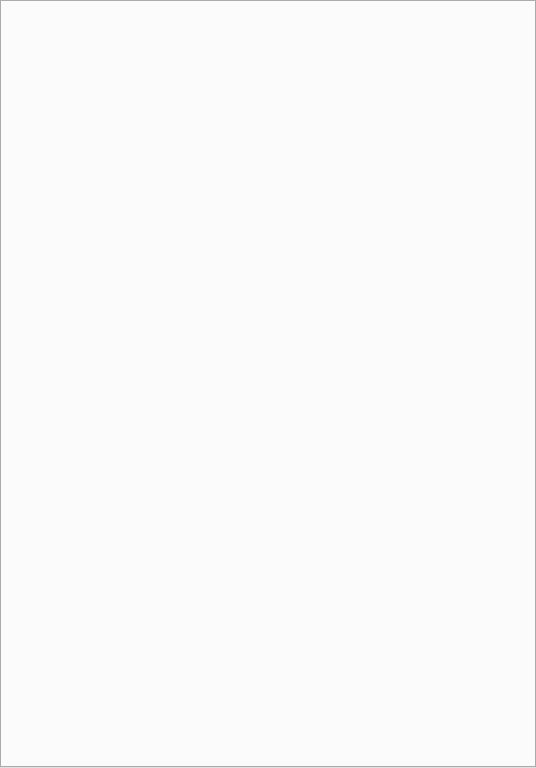
The window that lyse/subprocess_window.ui (labscript-suite/lyse) describes before a commit, drawn with Qt 5.
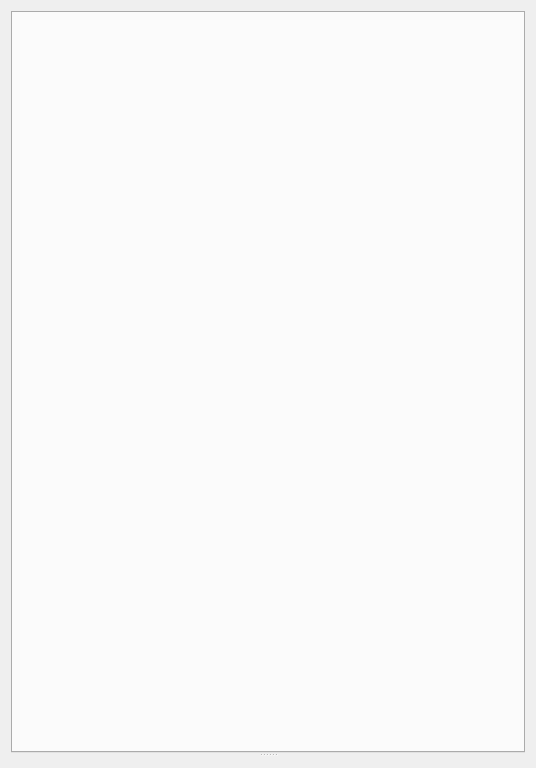
The same window after the commit. Icons and pictures are not drawn.

Commit message: Got saving of window information for the lyse workers working.  Also now use a splitter so the chat window can be removed.

```diff
--- a/lyse/subprocess_window.ui
+++ b/lyse/subprocess_window.ui
@@ -87,25 +87,12 @@
     font-weight: bold;
 }</string>
   </property>
-  <layout class="QVBoxLayout" name="verticalLayout_2">
-   <property name="leftMargin">
-    <number>0</number>
-   </property>
-   <property name="topMargin">
-    <number>0</number>
-   </property>
-   <property name="rightMargin">
-    <number>0</number>
-   </property>
-   <property name="bottomMargin">
-    <number>0</number>
-   </property>
-   <item>
     <layout class="QVBoxLayout" name="verticalLayout">
-     <property name="spacing">
-      <number>0</number>
-     </property>
      <item>
+    <widget class="QSplitter" name="splitter_bottom">
+     <property name="orientation">
+      <enum>Qt::Vertical</enum>
+     </property>
       <widget class="QTabWidget" name="tabWidget_canvas">
        <property name="sizePolicy">
         <sizepolicy hsizetype="Expanding" vsizetype="Expanding">
@@ -117,15 +104,14 @@
         <number>-1</number>
        </property>
       </widget>
-     </item>
-     <item>
+     <widget class="QWidget" name="">
       <layout class="QVBoxLayout" name="verticalLayout_outputbox">
        <property name="sizeConstraint">
         <enum>QLayout::SetDefaultConstraint</enum>
        </property>
       </layout>
-     </item>
-    </layout>
+     </widget>
+    </widget>
    </item>
   </layout>
  </widget>
```
Lines whose indentation alone changed are shown as unchanged. The commit also changes 4 other files.
